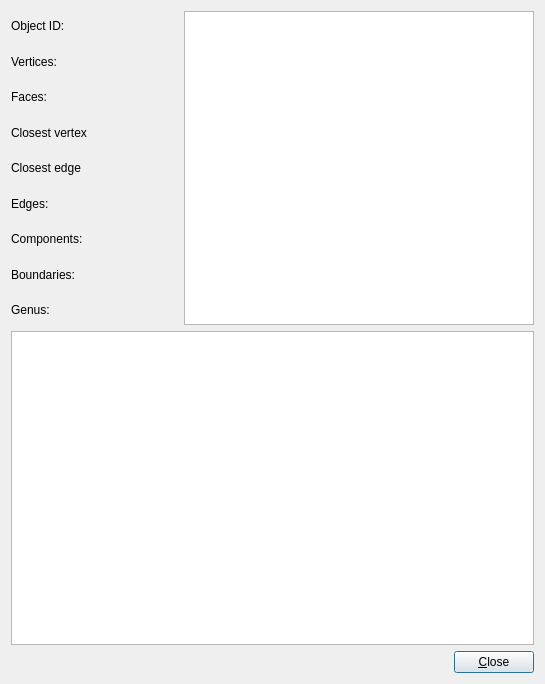
This is Plugin-Info/infoWidget.ui in ShenRen/OpenFlipper as Qt 5 draws it before an edit. The edited form follows.
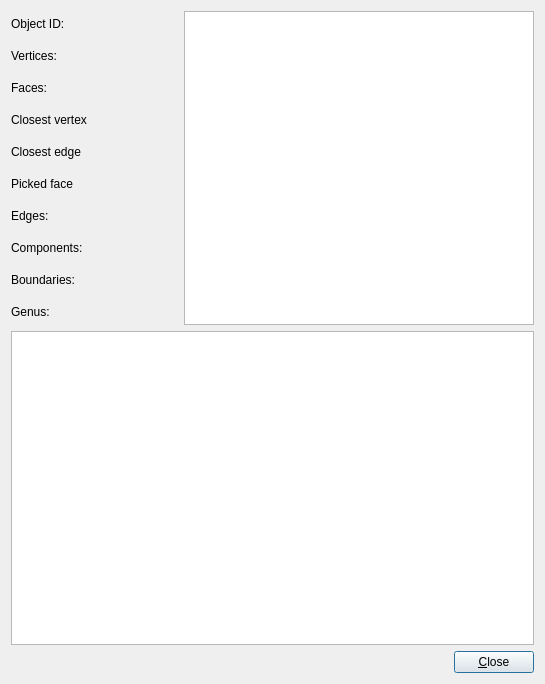
This is the edited form.

Commit message: Show picked face

Patch:
```diff
--- a/Plugin-Info/infoWidget.ui
+++ b/Plugin-Info/infoWidget.ui
@@ -82,6 +82,13 @@
          </property>
         </widget>
        </item>
+       <item>
+        <widget class="QLabel" name="pickedFace" >
+         <property name="text" >
+          <string>Picked face</string>
+         </property>
+        </widget>
+       </item>
        <item>
         <widget class="QLabel" name="edges" >
          <property name="toolTip" >
```
The commit also changes 1 other file.
